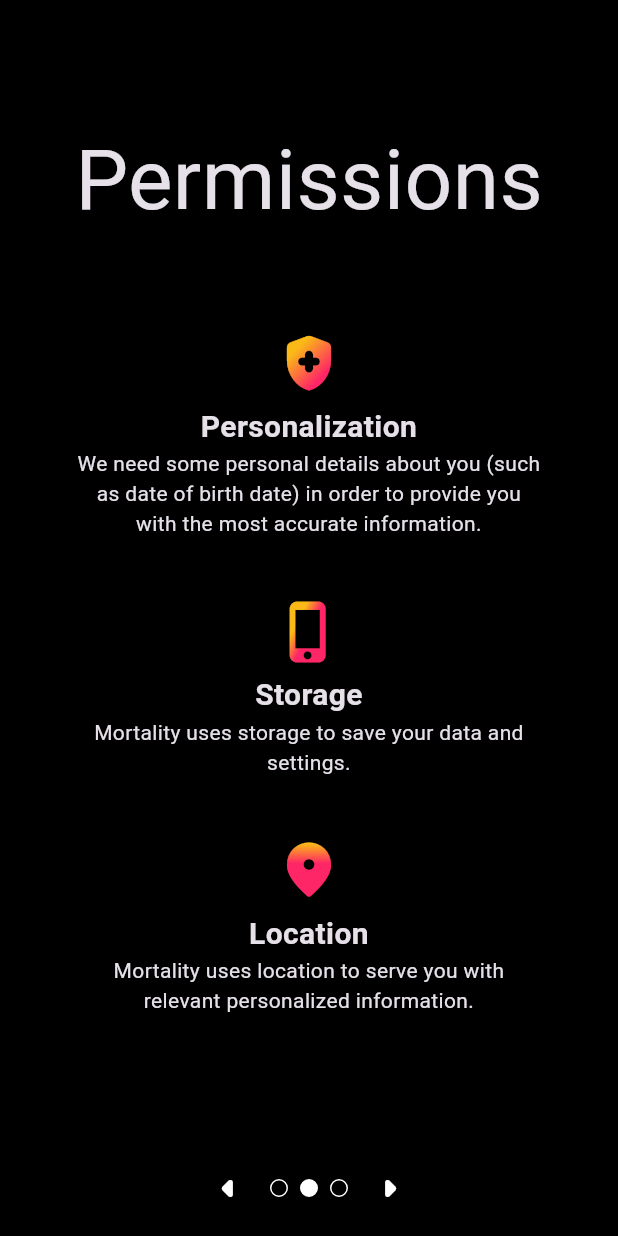
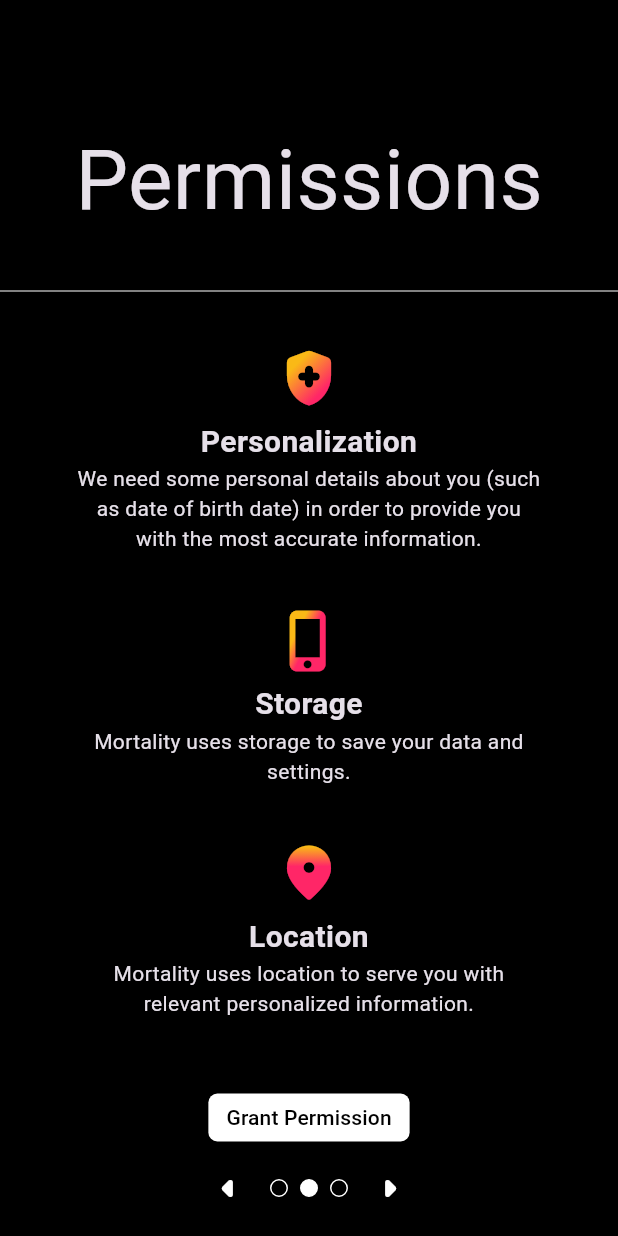
Before and after one commit to exoad/mortality, a Flutter app: the screen it shows after launch, after a tap on the "arrow right" icon, on a phone screen of 412 x 824 dp. Run offline on Flutter 3.47's test engine with Material 3 defaults, Android fonts, the phone set to English and light mode, and no system bars; our stand-ins replace hive, visibility_detector; missing offline and left inert: flutter_displaymode; accounts and stored records are empty.

Commit message:
improve on new user page experience

```diff
--- a/lib/main.dart
+++ b/lib/main.dart
@@ -1,16 +1,19 @@
 import 'dart:io';
 
 import 'package:flutter/material.dart';
+import 'package:flutter/scheduler.dart';
 import 'package:flutter_displaymode/flutter_displaymode.dart';
 import 'package:hive/hive.dart';
 import 'package:mortality_app/core/data_manager.dart';
 import 'package:mortality_app/debug.dart';
 import 'package:mortality_app/parts/new_user_form.dart';
+import 'package:mortality_app/shared.dart';
 import 'package:path_provider/path_provider.dart';
 
 void main() async {
   DateTime start = DateTime.now();
   WidgetsFlutterBinding.ensureInitialized();
+  timeDilation = 1.1;
   Debug().init();
   if (Platform.isAndroid) {
     Debug().warn("Detected ANDROID_PRESET");
@@ -37,7 +40,7 @@ class MyApp extends StatelessWidget {
         debugShowCheckedModeBanner: false,
         title: 'Mortality',
         theme: ThemeData(
-            brightness: Brightness.dark, primaryColor: Colors.white),
+            brightness: Brightness.dark, primaryColor: kForeground),
         themeMode: ThemeMode.dark,
         home: const NewUserFormPart());
   }
--- /dev/null
+++ b/lib/parts/blobs/blobs_helper.dart
@@ -0,0 +1,9 @@
+import 'package:flutter/material.dart';
+import 'package:mortality_app/shared.dart';
+
+final class BlobsHelper {
+  BlobsHelper._();
+
+  static Alignment get randomAlignment =>
+      Alignment(sRNG.nextDouble() * 2 - 1, sRNG.nextDouble() * 2 - 1);
+}
--- /dev/null
+++ b/lib/parts/blobs/gesture_action_blob.dart
@@ -0,0 +1,46 @@
+import 'package:flutter/material.dart';
+import 'package:mortality_app/shared.dart';
+
+class TextButtonBlob extends StatelessWidget {
+  final String text;
+  final TextStyle style;
+  final void Function() onPressed;
+  final Color bgColor;
+
+  const TextButtonBlob(this.text,
+      {super.key,
+      this.style = const TextStyle(color: kBackground),
+      required this.onPressed})
+      : bgColor = kForeground;
+
+  const TextButtonBlob.primary(this.text,
+      {super.key,
+      this.style = const TextStyle(color: kBackground),
+      required this.onPressed})
+      : bgColor = kPoprockPrimary_1;
+
+  const TextButtonBlob.secondary(this.text,
+      {super.key,
+      this.style = const TextStyle(color: kBackground),
+      required this.onPressed})
+      : bgColor = kPoprockPrimary_2;
+
+  @override
+  Widget build(BuildContext context) {
+    return TextButton(
+      style: TextButton.styleFrom(
+          surfaceTintColor: Colors.transparent,
+          foregroundColor: kBackground,
+          backgroundColor: bgColor,
+          disabledBackgroundColor: kTertiary,
+          disabledForegroundColor: kBackground,
+          visualDensity: VisualDensity.compact,
+          splashFactory: NoSplash.splashFactory,
+          shadowColor: Colors.transparent,
+          shape: RoundedRectangleBorder(
+              borderRadius: BorderRadius.circular(kRRectArc))),
+      onPressed: onPressed,
+      child: Text(text, style: style),
+    );
+  }
+}
--- /dev/null
+++ b/lib/parts/blobs/lazy_show_up_blob.dart
@@ -0,0 +1,67 @@
+import 'dart:async';
+
+import 'package:flutter/material.dart';
+import 'package:visibility_detector/visibility_detector.dart';
+
+class LazySlideInBlob extends StatefulWidget {
+  final Widget child;
+  final int delay;
+  final Duration duration;
+  final Curve curve;
+  final Offset startOffset;
+
+  const LazySlideInBlob(
+      {super.key,
+      required this.child,
+      required this.delay,
+      this.startOffset = const Offset(0, 0.4),
+      this.curve = Curves.easeInOut,
+      this.duration = const Duration(milliseconds: 880)});
+
+  @override
+  State<LazySlideInBlob> createState() => _LazySlideInBlobState();
+}
+
+class _LazySlideInBlobState extends State<LazySlideInBlob>
+    with TickerProviderStateMixin {
+  late AnimationController _animController;
+  late Animation<Offset> _animOffset;
+
+  @override
+  void initState() {
+    super.initState();
+    _animController =
+        AnimationController(vsync: this, duration: widget.duration);
+    final CurvedAnimation curve =
+        CurvedAnimation(curve: widget.curve, parent: _animController);
+    _animOffset =
+        Tween<Offset>(begin: widget.startOffset, end: Offset.zero)
+            .animate(curve);
+  }
+
+  @override
+  void dispose() {
+    super.dispose();
+    _animController.dispose();
+  }
+
+  @override
+  Widget build(BuildContext context) {
+    return VisibilityDetector(
+      key: Key(hashCode.toRadixString(16)),
+      onVisibilityChanged: (VisibilityInfo info) {
+        if (info.visibleFraction > 0) {
+          Future<void>.delayed(Duration(milliseconds: widget.delay),
+              () => _animController.forward());
+        }
+      },
+      child: FadeTransition(
+        opacity: _animController,
+        child: SlideTransition(
+          position: _animOffset,
+          child: widget.child,
+        ),
+      ),
+    );
+  }
+}
--- a/lib/parts/blobs/show_up_blob.dart
+++ b/lib/parts/blobs/show_up_blob.dart
@@ -10,18 +10,18 @@ class PopInBlob extends StatefulWidget {
   final double endOpacity;
   const PopInBlob(
       {super.key,
-      required this.child,
       this.startOpacity = 0,
       this.endOpacity = 1,
       required this.delay,
-      this.duration = const Duration(milliseconds: 880)});
+      this.duration = const Duration(milliseconds: 880),
+      required this.child});
 
   @override
   State<PopInBlob> createState() => _PopInBlobState();
 }
 
 class _PopInBlobState extends State<PopInBlob>
-    with TickerProviderStateMixin {
+    with SingleTickerProviderStateMixin {
   late AnimationController _animController;
   late Animation<double> _animScale;
   late Animation<double> _animOpacity;
@@ -36,8 +36,8 @@ class _PopInBlobState extends State<PopInBlob>
     _animOpacity = Tween<double>(
             begin: widget.startOpacity, end: widget.endOpacity)
         .animate(_animController);
-    Timer(Duration(milliseconds: widget.delay),
-        _animController.forward);
+    Future<void>.delayed(Duration(milliseconds: widget.delay),
+        () => _animController.forward());
   }
 
   @override
@@ -59,26 +59,26 @@ class _PopInBlobState extends State<PopInBlob>
   }
 }
 
-class SlideBlob extends StatefulWidget {
+class SlideInBlob extends StatefulWidget {
   final Widget child;
   final int delay;
   final Duration duration;
   final Curve curve;
   final Offset startOffset;
 
-  const SlideBlob(
+  const SlideInBlob(
       {super.key,
       required this.child,
       required this.delay,
       this.startOffset = const Offset(0, 0.4),
-      this.curve = Curves.easeInExpo,
+      this.curve = Curves.easeInOut,
       this.duration = const Duration(milliseconds: 880)});
 
   @override
-  State<SlideBlob> createState() => _SlideBlobState();
+  State<SlideInBlob> createState() => _SlideInBlobState();
 }
 
-class _SlideBlobState extends State<SlideBlob>
+class _SlideInBlobState extends State<SlideInBlob>
     with TickerProviderStateMixin {
   late AnimationController _animController;
   late Animation<Offset> _animOffset;
--- a/lib/parts/new_user_form.dart
+++ b/lib/parts/new_user_form.dart
@@ -1,6 +1,8 @@
 import 'package:flutter/material.dart';
 import 'package:mortality_app/parts/blobs/fade_blob.dart';
-import 'package:mortality_app/parts/blobs/gradient_text_blob.dart';
+import 'package:mortality_app/parts/blobs/gesture_action_blob.dart';
+import 'package:mortality_app/parts/blobs/gradient_blob.dart';
+import 'package:mortality_app/parts/blobs/lazy_show_up_blob.dart';
 import 'package:mortality_app/parts/blobs/show_up_blob.dart';
 import 'package:mortality_app/shared.dart';
 
@@ -10,7 +12,7 @@ class NewUserFormPart extends StatelessWidget {
   @override
   Widget build(BuildContext context) {
     return const Scaffold(
-        backgroundColor: Colors.black, body: ScrollingUserGuide());
+        backgroundColor: kBackground, body: ScrollingUserGuide());
   }
 }
 
@@ -50,6 +52,8 @@ class _ScrollingUserGuideState extends State<ScrollingUserGuide>
       alignment: Alignment.bottomCenter,
       children: <Widget>[
         PageView(
+          physics: const AlwaysScrollableScrollPhysics(
+              parent: BouncingScrollPhysics()),
           allowImplicitScrolling: true,
           controller: _pageController,
           onPageChanged: (int page) {
@@ -57,110 +61,10 @@ class _ScrollingUserGuideState extends State<ScrollingUserGuide>
             setState(() => _curr = page);
           },
           children: <Widget>[
-            Center(
-                child: AnimatedOpacity(
-              opacity: _curr == 0 ? 1 : 0,
-              duration: const Duration(milliseconds: 300),
-              child: Stack(
-                  alignment: Alignment.center,
-                  children: <Widget>[
-                    const Column(
-                        mainAxisAlignment: MainAxisAlignment.center,
-                        children: <Widget>[
-                          FadeInBlob(
-                            delay: 0,
-                            duration: Duration(milliseconds: 600),
-                            child: Text("Welcome to",
-                                style: TextStyle(
-                                    fontSize: 26,
-                                    fontWeight: FontWeight.normal)),
-                          ),
-                          SizedBox(height: 14),
-                          SlideBlob(
-                              delay: 480,
-                              child: GradientTextBlob(
-                                "Mortality",
-                                style: TextStyle(
-                                    fontSize: 70,
-                                    fontWeight: FontWeight.w800),
-                                gradient: LinearGradient(
-                                    begin: Alignment.centerLeft,
-                                    end: Alignment.bottomRight,
-                                    stops: <double>[
-                                      0.35,
-                                      0.65
-                                    ],
-                                    colors: <Color>[
-                                      kPoprockPrimary_2,
-                                      kPoprockPrimary_1
-                                    ]),
-                              )),
-                          SizedBox(height: 20),
-                          SlideBlob(
-                              curve: Curves.easeInOut,
-                              duration: Duration(milliseconds: 800),
-                              delay: 800,
-                              startOffset: Offset(0, 0.9),
-                              child: Text(
-                                  "\"Literally a life tracker\"",
-                                  style: TextStyle(
-                                      fontSize: 18,
-                                      fontStyle: FontStyle.italic,
-                                      fontWeight:
-                                          FontWeight.normal))),
-                        ]),
-                    Opacity(
-                      opacity: 0.1,
-                      child: Image(
-                          image: const AssetImage(
-                              "assets/skull_backdrop.png"),
-                          width: backdropWidthHeight,
-                          height: backdropWidthHeight),
-                    ),
-                  ]),
-            )),
-            const Center(
-              child: Padding(
-                padding: EdgeInsets.only(top: 80, bottom: 30),
-                child: Column(
-                    mainAxisAlignment: MainAxisAlignment.start,
-                    children: <Widget>[
-                      Text("Permissions",
-                          style: TextStyle(
-                              fontSize: 56,
-                              fontWeight: FontWeight.normal)),
-                      SizedBox(height: 60),
-                      NewUserPermissionsField(
-                          icon: Icons.health_and_safety_rounded,
-                          gradientEnd: Alignment.bottomRight,
-                          gradientStart: Alignment.topLeft,
-                          stops: <double>[0.3, 0.7],
-                          title: "Personalization",
-                          description:
-                              "We need some personal details about you (such as date of birth date) in order to provide you with the most accurate information.",
-                          invertColorPos: true),
-                      SizedBox(height: 40),
-                      NewUserPermissionsField(
-                          icon: Icons.phone_iphone_rounded,
-                          gradientEnd: Alignment.centerRight,
-                          gradientStart: Alignment.topLeft,
-                          stops: <double>[0.4, 0.6],
-                          title: "Storage",
-                          description:
-                              "Mortality uses storage to save your data and settings.",
-                          invertColorPos: true),
-                      SizedBox(height: 40),
-                      NewUserPermissionsField(
-                          icon: Icons.location_on_rounded,
-                          stops: <double>[0.2, 0.8],
-                          title: "Location",
-                          description:
-                              "Mortality uses location to serve you with relevant personalized information.",
-                          gradientStart: Alignment.topRight,
-                          gradientEnd: Alignment.centerRight),
-                    ]),
-              ),
-            ),
+            NewUser_WelcomePage(
+                curr: _curr,
+                backdropWidthHeight: backdropWidthHeight),
+            const NewUser_PermissionsRequirementsPage(),
             const Center(
               child: Text('Third Page'),
             ),
@@ -174,7 +78,7 @@ class _ScrollingUserGuideState extends State<ScrollingUserGuide>
               AnimatedOpacity(
                 opacity: _curr != 0 ? 0 : 1,
                 duration: const Duration(milliseconds: 300),
-                child: const SlideBlob(
+                child: const SlideInBlob(
                     delay: 1400,
                     startOffset: Offset(0, 0.1),
                     child: Row(
@@ -182,7 +86,7 @@ class _ScrollingUserGuideState extends State<ScrollingUserGuide>
                         mainAxisAlignment: MainAxisAlignment.center,
                         children: <Widget>[
                           Icon(Icons.swipe_right_rounded,
-                              size: 18, color: Colors.white),
+                              size: 18, color: kForeground),
                           SizedBox(width: 10),
                           Text("Swipe or use the arrows to navigate",
                               style: TextStyle(
@@ -210,6 +114,141 @@ class _ScrollingUserGuideState extends State<ScrollingUserGuide>
   }
 }
 
+class NewUser_PermissionsRequirementsPage extends StatelessWidget {
+  const NewUser_PermissionsRequirementsPage({
+    super.key,
+  });
+
+  @override
+  Widget build(BuildContext context) {
+    return Center(
+      child: Padding(
+        padding: const EdgeInsets.only(top: 80, bottom: 30),
+        child: Column(
+            mainAxisAlignment: MainAxisAlignment.start,
+            children: <Widget>[
+              const Text("Permissions",
+                  textAlign: TextAlign.left,
+                  style: TextStyle(
+                      fontSize: 56, fontWeight: FontWeight.normal)),
+              const SizedBox(height: 26),
+              const Divider(color: kTertiary),
+              const SizedBox(height: 28),
+              const NewUserPermissionsField(
+                  delay: 60,
+                  icon: Icons.health_and_safety_rounded,
+                  gradientEnd: Alignment.bottomRight,
+                  gradientStart: Alignment.topLeft,
+                  stops: <double>[0.3, 0.7],
+                  title: "Personalization",
+                  description:
+                      "We need some personal details about you (such as date of birth date) in order to provide you with the most accurate information.",
+                  invertColorPos: true),
+              const SizedBox(height: 36),
+              const NewUserPermissionsField(
+                  delay: 80,
+                  icon: Icons.phone_iphone_rounded,
+                  gradientEnd: Alignment.centerRight,
+                  gradientStart: Alignment.topLeft,
+                  stops: <double>[0.4, 0.6],
+                  title: "Storage",
+                  description:
+                      "Mortality uses storage to save your data and settings.",
+                  invertColorPos: true),
+              const SizedBox(height: 36),
+              const NewUserPermissionsField(
+                  delay: 140,
+                  icon: Icons.location_on_rounded,
+                  stops: <double>[0.2, 0.8],
+                  title: "Location",
+                  description:
+                      "Mortality uses location to serve you with relevant personalized information.",
+                  gradientStart: Alignment.topRight,
+                  gradientEnd: Alignment.centerRight),
+              const SizedBox(height: 46),
+              LazySlideInBlob(
+                  delay: 1500,
+                  startOffset: const Offset(0, 0.2),
+                  child: TextButtonBlob(
+                    "Grant Permission",
+                    onPressed: () {},
+                  ))
+            ]),
+      ),
+    );
+  }
+}
+
+class NewUser_WelcomePage extends StatelessWidget {
+  const NewUser_WelcomePage({
+    super.key,
+    required int curr,
+    required this.backdropWidthHeight,
+  }) : _curr = curr;
+
+  final int _curr;
+  final double backdropWidthHeight;
+
+  @override
+  Widget build(BuildContext context) {
+    return Center(
+        child: AnimatedOpacity(
+      opacity: _curr == 0 ? 1 : 0,
+      duration: const Duration(milliseconds: 300),
+      child: Stack(alignment: Alignment.center, children: <Widget>[
+        const Column(
+            mainAxisAlignment: MainAxisAlignment.center,
+            children: <Widget>[
+              FadeInBlob(
+                delay: 0,
+                duration: Duration(milliseconds: 600),
+                child: Text("Welcome to",
+                    style: TextStyle(
+                        fontSize: 26, fontWeight: FontWeight.normal)),
+              ),
+              SizedBox(height: 14),
+              SlideInBlob(
+                  delay: 480,
+                  child: GradientTextBlob(
+                    "Mortality",
+                    style: TextStyle(
+                        fontSize: 70, fontWeight: FontWeight.w800),
+                    gradient: LinearGradient(
+                        begin: Alignment.centerLeft,
+                        end: Alignment.bottomRight,
+                        stops: <double>[
+                          0.35,
+                          0.65
+                        ],
+                        colors: <Color>[
+                          kPoprockPrimary_2,
+                          kPoprockPrimary_1
+                        ]),
+                  )),
+              SizedBox(height: 20),
+              SlideInBlob(
+                  curve: Curves.easeInOut,
+                  duration: Duration(milliseconds: 800),
+                  delay: 800,
+                  startOffset: Offset(0, 0.9),
+                  child: Text("\"Literally a life tracker\"",
+                      style: TextStyle(
+                          fontSize: 18,
+                          fontStyle: FontStyle.italic,
+                          fontWeight: FontWeight.normal))),
+            ]),
+        Opacity(
+          opacity: 0.1,
+          child: Image(
+              image: const AssetImage("assets/skull_backdrop.png"),
+              width: backdropWidthHeight,
+              height: backdropWidthHeight),
+        ),
+      ]),
+    ));
+  }
+}
+
 class NewUserPermissionsField extends StatelessWidget {
   final IconData icon;
   final String title;
@@ -218,6 +257,7 @@ class NewUserPermissionsField extends StatelessWidget {
   final Alignment gradientStart;
   final Alignment gradientEnd;
   final bool invertColorPos;
+  final int delay;
   const NewUserPermissionsField(
       {super.key,
       required this.icon,
@@ -225,12 +265,15 @@ class NewUserPermissionsField extends StatelessWidget {
       required this.gradientStart,
       required this.stops,
       this.invertColorPos = true,
+      required this.delay,
       required this.title,
       required this.description});
 
   @override
   Widget build(BuildContext context) {
-    return Column(
+    return LazySlideInBlob(
+      delay: delay,
+      child: Column(
         mainAxisAlignment: MainAxisAlignment.center,
         children: <Widget>[
           GradientBlob(
@@ -247,7 +290,7 @@ class NewUserPermissionsField extends StatelessWidget {
                         kPoprockPrimary_1,
                         kPoprockPrimary_2
                       ]),
-          child: Icon(icon, size: 44, color: Colors.white),
+            child: Icon(icon, size: 44, color: kForeground),
           ),
           const SizedBox(height: 6),
           Padding(
@@ -261,11 +304,13 @@ class NewUserPermissionsField extends StatelessWidget {
                   TextSpan(
                       text: description,
                       style: const TextStyle(
-                        fontSize: 14, fontWeight: FontWeight.normal)),
+                          fontSize: 14,
+                          fontWeight: FontWeight.normal)),
                 ]),
                 textAlign: TextAlign.center,
               ))
         ],
+      ),
     );
   }
 }
@@ -292,7 +337,7 @@ class ScrollerWidget extends StatelessWidget {
           IconButton(
             splashRadius: 16.0,
             padding: EdgeInsets.zero,
-            color: Colors.white,
+            color: kForeground,
             onPressed: () {
               if (currentPageIndex == 0) {
                 return;
@@ -307,7 +352,7 @@ class ScrollerWidget extends StatelessWidget {
           TabPageSelector(
             controller: tabController,
             color: Colors.grey[750],
-            selectedColor: Colors.white,
+            selectedColor: kForeground,
           ),
           IconButton(
             splashRadius: 16.0,
@@ -319,7 +364,7 @@ class ScrollerWidget extends StatelessWidget {
               onUpdateCurrentPageIndex(currentPageIndex + 1);
             },
             icon: const Icon(Icons.arrow_right_rounded,
-                size: 38.0, color: Colors.white),
+                size: 38.0, color: kForeground),
           ),
         ],
       ),
--- a/lib/shared.dart
+++ b/lib/shared.dart
@@ -1,7 +1,15 @@
-import 'dart:ui';
+import 'dart:math';
+
+import 'package:flutter/material.dart';
 
 const String kCanonicalAppIdentifier = "net.exoad:mortality_app";
 const String kLoggerName = "net.exoad";
 
+const double kRRectArc = 6;
+const Color kBackground = Colors.black;
+const Color kForeground = Colors.white;
+const Color kTertiary = Color.fromARGB(255, 172, 172, 172);
 const Color kPoprockPrimary_1 = Color.fromARGB(255, 255, 38, 103);
 const Color kPoprockPrimary_2 = Color.fromARGB(255, 250, 185, 22);
+
+final Random sRNG = Random();
--- /dev/null
+++ b/lib/util/gen.dart
@@ -0,0 +1,2 @@
+List<double> generateLinearStops1(int count) =>
+    List<double>.generate(count, (int index) => index / (count - 1));
--- a/pubspec.yaml
+++ b/pubspec.yaml
@@ -21,6 +21,7 @@ dependencies:
   path_provider: ^2.1.4
   permission_handler: ^11.3.1
   provider: ^6.1.2
+  visibility_detector: ^0.4.0+2
 
 dev_dependencies:
   flutter_test:
```
Also changed, not shown: lib/parts/blobs/gradient_blob.dart (line endings or trailing spaces), pubspec.lock. Lines whose indentation alone changed are shown as unchanged.
